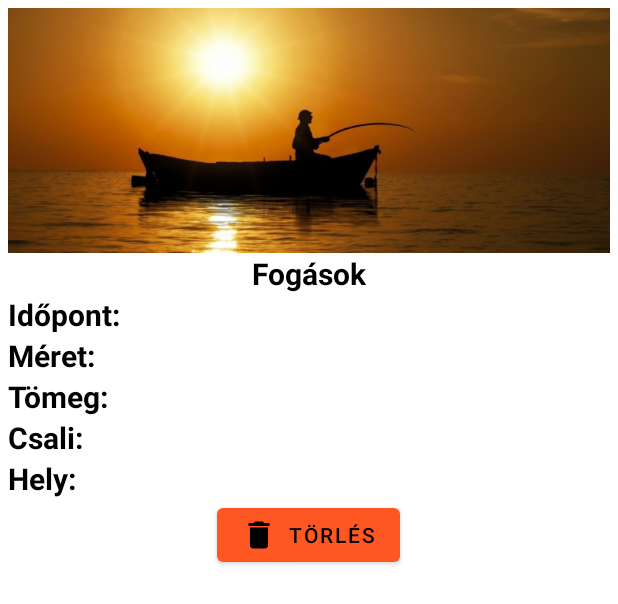
After one commit to radics-milan/Horgasz_mobilAlkalmazas, an Android app: the layout catch_list_item.xml on its own in the app's theme, with its tools: preview values and no code run, on a phone screen of 412 x 824 dp. The commit adds this screen. Shown: the top 604 px of the screen. Run offline under Robolectric (Android 15) with nearby library versions, the phone set to English and light mode, and no system bars.

Commit message:
Fogások

```diff
--- a/app/src/main/AndroidManifest.xml
+++ b/app/src/main/AndroidManifest.xml
@@ -17,6 +17,9 @@
         android:supportsRtl="true"
         android:theme="@style/Theme.HorgászMobilalkalmazás"
         tools:targetApi="31">
+        <activity
+            android:name=".AddCatchActivity"
+            android:exported="false" />
         <activity
             android:name=".ScoresActivity"
             android:exported="false" />
--- /dev/null
+++ b/app/src/main/res/drawable/ic_add.xml
@@ -0,0 +1,5 @@
+<vector android:height="24dp" android:tint="#000000"
+    android:viewportHeight="24" android:viewportWidth="24"
+    android:width="24dp" xmlns:android="http://schemas.android.com/apk/res/android">
+    <path android:fillColor="@android:color/white" android:pathData="M19,13h-6v6h-2v-6H5v-2h6V5h2v6h6v2z"/>
+</vector>
--- /dev/null
+++ b/app/src/main/res/drawable/ic_delete.xml
@@ -0,0 +1,5 @@
+<vector android:height="24dp" android:tint="#000000"
+    android:viewportHeight="24" android:viewportWidth="24"
+    android:width="24dp" xmlns:android="http://schemas.android.com/apk/res/android">
+    <path android:fillColor="@android:color/white" android:pathData="M6,19c0,1.1 0.9,2 2,2h8c1.1,0 2,-0.9 2,-2V7H6v12zM19,4h-3.5l-1,-1h-5l-1,1H5v2h14V4z"/>
+</vector>
--- /dev/null
+++ b/app/src/main/res/layout/catch_list_item.xml
@@ -0,0 +1,146 @@
+<?xml version="1.0" encoding="utf-8"?>
+
+<LinearLayout
+    xmlns:android="http://schemas.android.com/apk/res/android"
+    android:layout_width="match_parent"
+    android:layout_height="wrap_content"
+    android:layout_margin="5dp"
+    android:orientation="vertical">
+
+    <ImageView
+        android:id="@+id/catchImageView"
+        android:layout_width="match_parent"
+        android:layout_height="wrap_content"
+        android:adjustViewBounds="true"
+        android:src="@drawable/app_icon"
+        android:scaleType="fitCenter"
+        android:contentDescription="@string/kep" />
+
+    <TextView
+        android:id="@+id/catchNameTextView"
+        android:layout_width="wrap_content"
+        android:layout_height="wrap_content"
+        android:textSize="20sp"
+        android:text="@string/fogasok"
+        android:textStyle="bold"
+        android:layout_gravity="center"
+        android:textColor="@color/black"/>
+
+    <LinearLayout
+        android:layout_width="match_parent"
+        android:layout_height="wrap_content"
+        android:orientation="horizontal">
+
+        <TextView
+            android:id="@+id/dateTextView"
+            android:layout_width="wrap_content"
+            android:layout_height="wrap_content"
+            android:text="@string/date"
+            android:textColor="@color/black"
+            android:textStyle="bold"
+            android:textSize="20sp"
+            android:layout_marginEnd="5dp"/>
+        <TextView
+            android:id="@+id/catchDateTextView"
+            android:layout_width="match_parent"
+            android:layout_height="wrap_content"
+            android:textSize="20sp"
+            android:textColor="@color/black" />
+    </LinearLayout>
+
+    <LinearLayout
+        android:layout_width="match_parent"
+        android:layout_height="wrap_content"
+        android:orientation="horizontal">
+
+        <TextView
+            android:id="@+id/sizeTextView"
+            android:layout_width="wrap_content"
+            android:layout_height="wrap_content"
+            android:text="@string/size"
+            android:textColor="@color/black"
+            android:textStyle="bold"
+            android:textSize="20sp"
+            android:layout_marginEnd="5dp"/>
+        <TextView
+            android:id="@+id/catchSizeTextView"
+            android:layout_width="match_parent"
+            android:layout_height="wrap_content"
+            android:textSize="20sp"
+            android:textColor="@color/black" />
+    </LinearLayout>
+
+    <LinearLayout
+        android:layout_width="match_parent"
+        android:layout_height="wrap_content"
+        android:orientation="horizontal">
+
+        <TextView
+            android:id="@+id/weightTextView"
+            android:layout_width="wrap_content"
+            android:layout_height="wrap_content"
+            android:text="@string/weight"
+            android:textColor="@color/black"
+            android:textStyle="bold"
+            android:textSize="20sp"
+            android:layout_marginEnd="5dp"/>
+        <TextView
+            android:id="@+id/catchWeightTextView"
+            android:layout_width="match_parent"
+            android:layout_height="wrap_content"
+            android:textSize="20sp"
+            android:textColor="@color/black" />
+    </LinearLayout>
+
+    <LinearLayout
+        android:layout_width="match_parent"
+        android:layout_height="wrap_content"
+        android:orientation="horizontal">
+
+        <TextView
+            android:id="@+id/baitTextView"
+            android:layout_width="wrap_content"
+            android:layout_height="wrap_content"
+            android:text="@string/bait"
+            android:textColor="@color/black"
+            android:textStyle="bold"
+            android:textSize="20sp"
+            android:layout_marginEnd="5dp"/>
+        <TextView
+            android:id="@+id/catchBaitTextView"
+            android:layout_width="match_parent"
+            android:layout_height="wrap_content"
+            android:textSize="20sp"
+            android:textColor="@color/black" />
+    </LinearLayout>
+
+    <LinearLayout
+        android:layout_width="match_parent"
+        android:layout_height="wrap_content"
+        android:orientation="horizontal">
+
+        <TextView
+            android:id="@+id/locationTextView"
+            android:layout_width="wrap_content"
+            android:layout_height="wrap_content"
+            android:text="@string/location"
+            android:textColor="@color/black"
+            android:textStyle="bold"
+            android:textSize="20sp"
+            android:layout_marginEnd="5dp"/>
+        <TextView
+            android:id="@+id/catchLocationTextView"
+            android:layout_width="match_parent"
+            android:layout_height="wrap_content"
+            android:textSize="20sp"
+            android:textColor="@color/black" />
+    </LinearLayout>
+
+    <Button
+        android:id="@+id/catchDeleteButton"
+        android:layout_width="wrap_content"
+        android:layout_height="wrap_content"
+        android:drawableLeft="@drawable/ic_delete"
+        android:text="@string/delete"
+        android:layout_gravity="center"/>
+</LinearLayout>
--- a/app/src/main/res/values/strings.xml
+++ b/app/src/main/res/values/strings.xml
@@ -42,4 +42,11 @@
     <string name="tilalmi_idoszak">Tilalmi időszak:</string>
     <string name="icon">icon</string>
     <string name="filter">Szűrés</string>
+    <string name="date">Időpont:</string>
+    <string name="size">Méret:</string>
+    <string name="weight">Tömeg:</string>
+    <string name="bait">Csali:</string>
+    <string name="location">Hely:</string>
+    <string name="delete">Törlés</string>
+    <string name="add">Hozzáadás</string>
 </resources>
```
Also changed, not shown: app/src/main/java/com/example/horgszmobilalkalmazs/AdapterCatch.java (added, +154 -0 lines), app/src/main/java/com/example/horgszmobilalkalmazs/AddCatchActivity.java (added, +14 -0 lines), app/src/main/java/com/example/horgszmobilalkalmazs/ClassCatch.java (added, +49 -0 lines), app/src/main/java/com/example/horgszmobilalkalmazs/DatabaseCatch.java (added, +87 -0 lines), app/src/main/java/com/example/horgszmobilalkalmazs/FragmentCatches.java (+73 -4 lines), app/src/main/res/layout/activity_add_catch.xml (added, +9 -0 lines), app/src/main/res/layout/fragment_catches.xml (+19 -0 lines).
